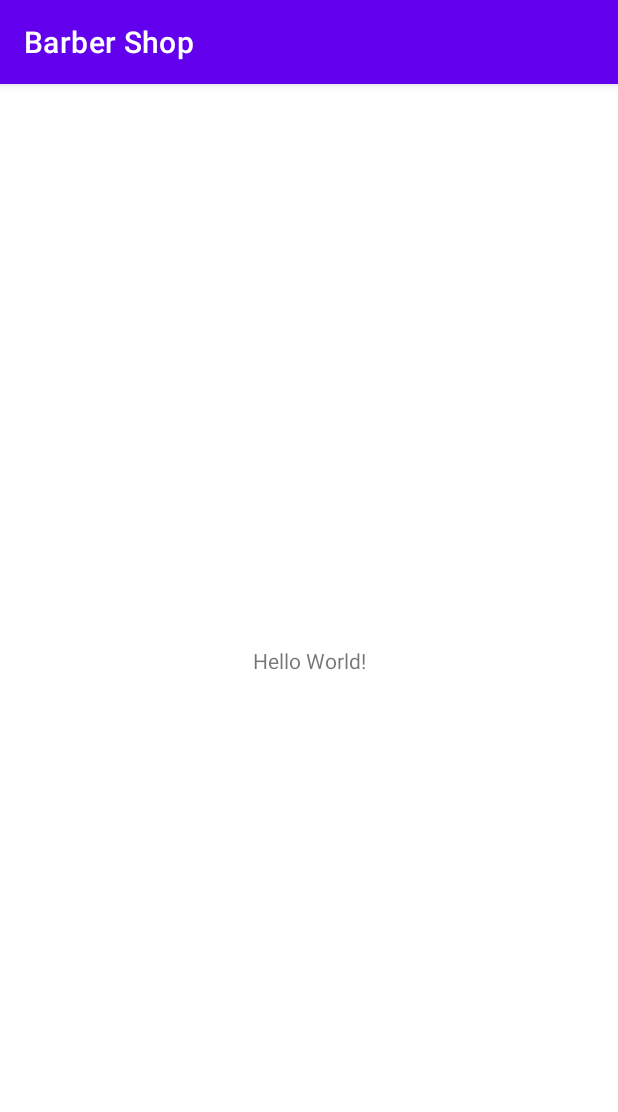
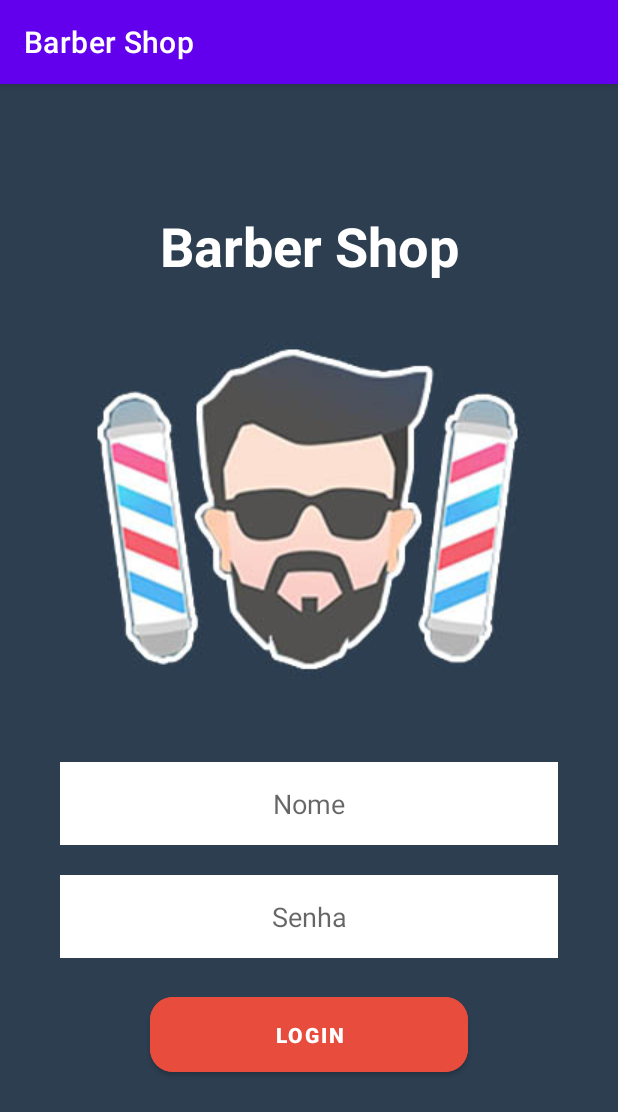
Before and after one commit to albertverso/Barber-Shop, an Android app: the screen it shows after launch (MainActivity), on a phone screen of 412 x 824 dp. Shown: the top 1112 px of the screen. Run offline under Robolectric (Android 15) with nearby library versions, the phone set to English and light mode, and no system bars.

Commit message:
Created App

```diff
--- a/app/build.gradle
+++ b/app/build.gradle
@@ -30,6 +30,9 @@ android {
     kotlinOptions {
         jvmTarget = '1.8'
     }
+    viewBinding{
+        enabled = true
+    }
 }
 
 dependencies {
--- a/app/src/main/AndroidManifest.xml
+++ b/app/src/main/AndroidManifest.xml
@@ -12,6 +12,9 @@
         android:theme="@style/Theme.BarberShop"
         tools:targetApi="31">
         <activity
+            android:name=".view.Home"
+            android:exported="false" />
+        <activity
             android:name=".MainActivity"
             android:exported="true">
             <intent-filter>
--- /dev/null
+++ b/app/src/main/java/com/example/barbershop/view/Home.kt
@@ -0,0 +1,12 @@
+package com.example.barbershop.view
+
+import androidx.appcompat.app.AppCompatActivity
+import android.os.Bundle
+import com.example.barbershop.R
+
+class Home : AppCompatActivity() {
+    override fun onCreate(savedInstanceState: Bundle?) {
+        super.onCreate(savedInstanceState)
+        setContentView(R.layout.activity_home)
+    }
+}
--- /dev/null
+++ b/app/src/main/res/layout/activity_home.xml
@@ -0,0 +1,9 @@
+<?xml version="1.0" encoding="utf-8"?>
+<androidx.constraintlayout.widget.ConstraintLayout xmlns:android="http://schemas.android.com/apk/res/android"
+    xmlns:app="http://schemas.android.com/apk/res-auto"
+    xmlns:tools="http://schemas.android.com/tools"
+    android:layout_width="match_parent"
+    android:layout_height="match_parent"
+    tools:context=".view.Home">
+
+</androidx.constraintlayout.widget.ConstraintLayout>
--- a/app/src/main/res/layout/activity_main.xml
+++ b/app/src/main/res/layout/activity_main.xml
@@ -1,18 +1,80 @@
 <?xml version="1.0" encoding="utf-8"?>
-<androidx.constraintlayout.widget.ConstraintLayout xmlns:android="http://schemas.android.com/apk/res/android"
+<ScrollView
+    xmlns:android="http://schemas.android.com/apk/res/android"
+    android:layout_width="match_parent"
+    android:layout_height="match_parent"
+    android:fillViewport="true"
+    >
+<LinearLayout
     xmlns:app="http://schemas.android.com/apk/res-auto"
     xmlns:tools="http://schemas.android.com/tools"
     android:layout_width="match_parent"
     android:layout_height="match_parent"
-    tools:context=".MainActivity">
+    android:orientation="vertical"
+    android:background="@color/midnightblue"
+    android:gravity="center"
+    tools:context=".MainActivity"
+    >
 
     <TextView
-        android:layout_width="wrap_content"
+        android:layout_width="match_parent"
         android:layout_height="wrap_content"
-        android:text="Hello World!"
-        app:layout_constraintBottom_toBottomOf="parent"
-        app:layout_constraintEnd_toEndOf="parent"
-        app:layout_constraintStart_toStartOf="parent"
-        app:layout_constraintTop_toTopOf="parent" />
+        android:text="Barber Shop"
+        android:textSize="36sp"
+        android:textColor="@color/white"
+        android:textStyle="bold"
+        android:gravity="center"
+        />
 
-</androidx.constraintlayout.widget.ConstraintLayout>
+    <ImageView
+        android:layout_width="match_parent"
+        android:layout_height="300dp"
+        android:src="@drawable/logobarber1" />
+
+    <EditText
+        android:id="@+id/editNome"
+        android:layout_width="match_parent"
+        android:layout_height="wrap_content"
+        android:hint="Nome"
+        android:background="@color/white"
+        android:maxLines="1"
+        android:inputType="text"
+        android:gravity="center"
+        android:padding="15dp"
+        android:layout_marginTop="20dp"
+        android:layout_marginStart="40dp"
+        android:layout_marginEnd="40dp"
+        />
+
+    <EditText
+        android:id="@+id/editSenha"
+        android:layout_width="match_parent"
+        android:layout_height="wrap_content"
+        android:hint="Senha"
+        android:background="@color/white"
+        android:maxLines="1"
+        android:inputType="numberPassword"
+        android:gravity="center"
+        android:padding="15dp"
+        android:layout_marginTop="20dp"
+        android:layout_marginStart="40dp"
+        android:layout_marginEnd="40dp"
+        />
+
+    <Button
+        android:id="@+id/btLogin"
+        android:layout_width="match_parent"
+        android:layout_height="wrap_content"
+        android:text = "LOGIN"
+        android:textColor="@color/white"
+        android:textStyle="bold"
+        android:backgroundTint="@color/alizarin"
+        android:padding="15dp"
+        app:cornerRadius="15dp"
+        android:layout_marginTop="20dp"
+        android:layout_marginStart="100dp"
+        android:layout_marginEnd="100dp"
+        android:layout_marginBottom="20dp"
+        />
+</LinearLayout>
+</ScrollView>
--- a/app/src/main/res/values/colors.xml
+++ b/app/src/main/res/values/colors.xml
@@ -7,4 +7,6 @@
     <color name="teal_700">#FF018786</color>
     <color name="black">#FF000000</color>
     <color name="white">#FFFFFFFF</color>
+    <color name="midnightblue">#2C3E50</color>
+    <color name="alizarin">#E74C3C</color>
 </resources>
```
Also changed, not shown: app/src/main/res/drawable/img1.jpg (added), app/src/main/res/drawable/img2.jpg (added), app/src/main/res/drawable/img3.jpg (added), app/src/main/res/drawable/img4.jpg (added), app/src/main/res/drawable/logobarber1.jpg (added).
